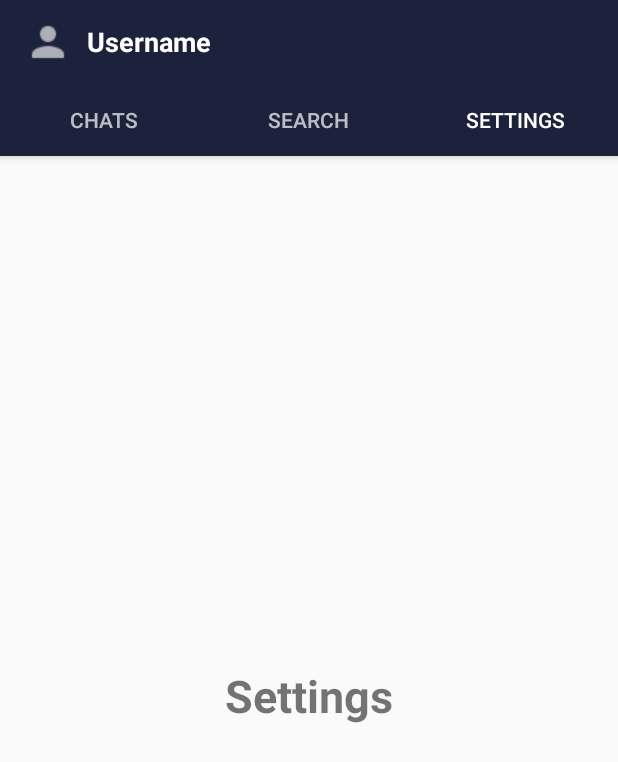
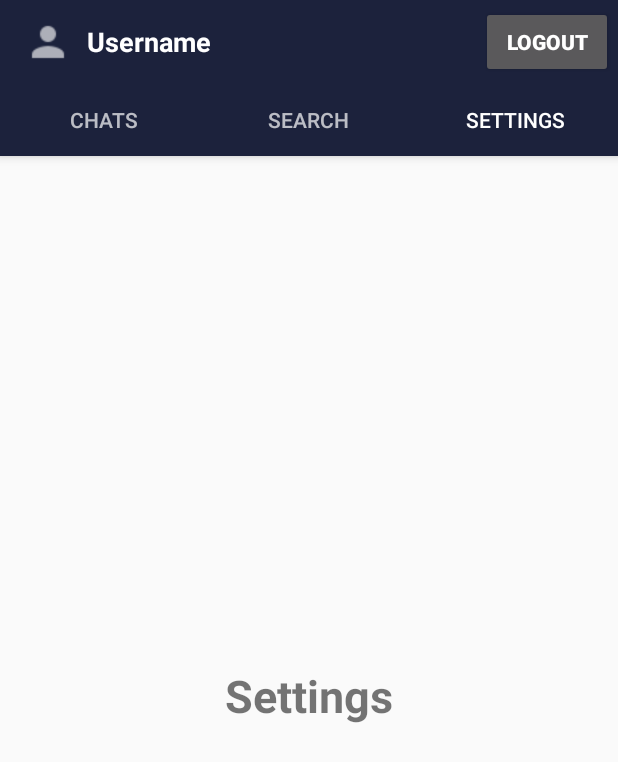
Before and after one commit to aghos4306/messenger-app, an Android app: the screen it shows after launch once a user with an empty profile is signed in (MainActivity), tab 3 chosen, on a phone screen of 412 x 824 dp. Shown: the top 762 px of the screen. Run offline under Robolectric (Android 15) with nearby library versions, the phone set to English and light mode, and no system bars; our stand-ins replace CircleImageView, Firebase (no records; nobody signed in at launch, a user with empty details on screens opened directly), Picasso; pictures from the network do not load.

Commit message:
added logout btn

```diff
--- a/app/src/main/java/com/aghogho/messengerappmuzz/MainActivity.kt
+++ b/app/src/main/java/com/aghogho/messengerappmuzz/MainActivity.kt
@@ -70,6 +70,15 @@ class MainActivity : AppCompatActivity() {
 
             }
         })
+        var logoutBtn: TextView = findViewById(R.id.logout_btn)
+
+        logoutBtn.setOnClickListener {
+            FirebaseAuth.getInstance().signOut()
+            val intent = Intent(this@MainActivity, WelcomeActivity::class.java)
+            intent.addFlags(Intent.FLAG_ACTIVITY_CLEAR_TASK or Intent.FLAG_ACTIVITY_NEW_TASK)
+            startActivity(intent)
+            finish()
+        }
 
     }
 
--- a/app/src/main/res/layout/activity_main.xml
+++ b/app/src/main/res/layout/activity_main.xml
@@ -38,6 +38,15 @@
                 android:textStyle="bold">
             </TextView>
 
+            <Button
+                android:id="@+id/logout_btn"
+                android:layout_width="wrap_content"
+                android:layout_height="wrap_content"
+                android:text="LogOut"
+                android:layout_marginLeft="180dp"
+                android:textStyle="bold"
+                />
+
         </androidx.appcompat.widget.Toolbar>
 
         <com.google.android.material.tabs.TabLayout
```
